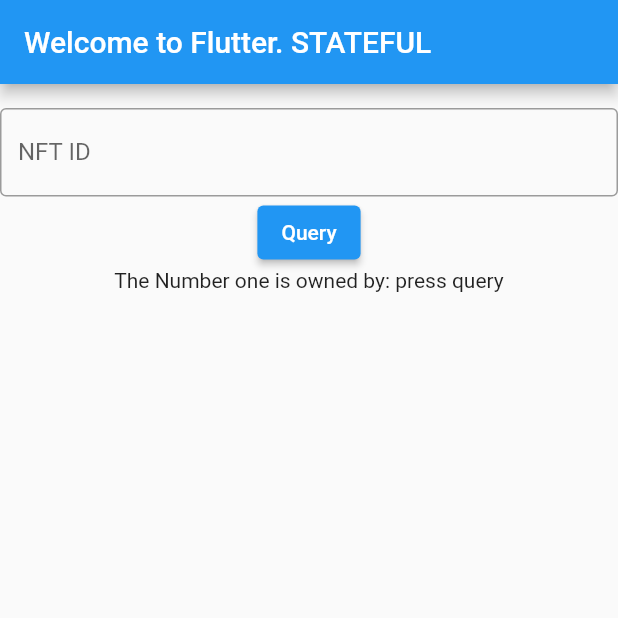
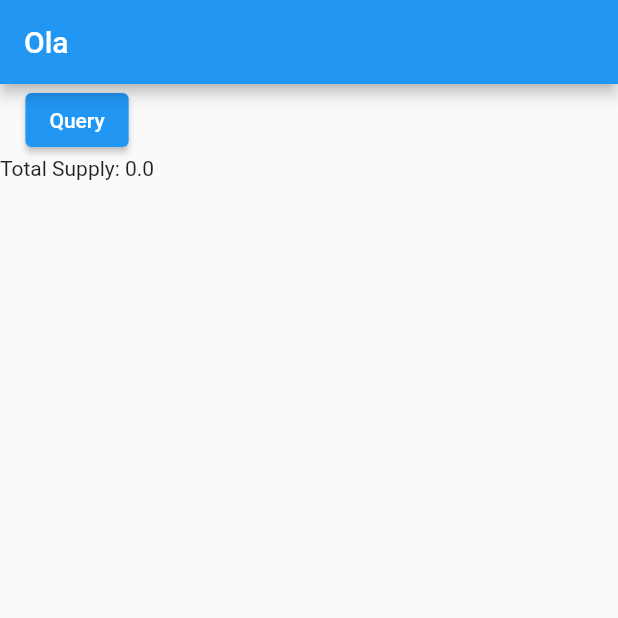
Before and after one commit to Flo3719/NFT-media-access, a Flutter app: the screen it shows after launch, after a tap on "Query", on a phone screen of 412 x 824 dp, the top half of it. Run offline on Flutter 3.47's test engine with Material 2 defaults, Android fonts, the phone set to English and light mode, and no system bars; missing offline and left inert: dart:html, web3dart.

Commit message:
get and display totalSupply

```diff
--- a/lib/main.dart
+++ b/lib/main.dart
@@ -88,7 +88,7 @@ class _MyHomePageState extends State<MyHomePage> {
   late Client httpClient;
   late Web3Client ethClient;
 
-  String ownerOfNumberOne = "press query";
+  double totalSupply = 0;
 
   final myTextEditingController = TextEditingController();
 
@@ -103,43 +103,95 @@ class _MyHomePageState extends State<MyHomePage> {
   void initState() {
     super.initState();
     httpClient = new Client();
-    ethClient = new Web3Client("https://rinkeby.infura.io/v3/9aa3d95b3bc440fa88ea12eaa4456161", httpClient);
+    ethClient = new Web3Client(
+        "https://rinkeby.infura.io/v3/9aa3d95b3bc440fa88ea12eaa4456161",
+        httpClient);
   }
+
+  // @override
+  // Widget build(context) {
+  //   return FutureBuilder(
+  //       future: getTotalSupply(),
+  //       builder: (BuildContext context, AsyncSnapshot snapshot) {
+  //         if (snapshot.hasData) {
+  //           int totalSupply = snapshot.data;
+  //           print(totalSupply);
+  //           return Text("bla");
+  //           // return Text(snapshot.data!.toString());
+  //           // return ListView.builder(
+  //           //     itemCount: snapshot.data,
+  //           //     itemBuilder: (BuildContext context, int index) {
+  //           //       return ListTile(
+  //           //         title: Text("hi"),
+  //           //       );
+  //           //     });
+  //         } else {
+  //           return CircularProgressIndicator();
+  //         }
+  //       });
+  // }
 
   @override
   Widget build(BuildContext context) {
     return MaterialApp(
-      title: 'Welcome to Flutter. STATEFUL',
+      title: 'hi',
       home: Scaffold(
           appBar: AppBar(
-          title: const Text('Welcome to Flutter. STATEFUL'),
+            title: Text('Ola'),
           ),
-        body: Center(
-          child: Column(
-            children: [
-              const CurrentWalletOwner(),
-              TextField(
-                decoration: const InputDecoration(
-                  border: OutlineInputBorder(),
-                  labelText: 'NFT ID',
-                ),
-                controller: myTextEditingController,
-              ),
+          body: Column(children: [
             ElevatedButton(
                 onPressed: () async {
-                    var result = await getOwnershipData(int.parse(myTextEditingController.text));
+                  double result = await getTotalSupply();
                   setState(() {
-                      ownerOfNumberOne = result;
+                    totalSupply = result;
                   });
                 },
                 child: const Text('Query')),
-                  Text("The Number one is owned by: $ownerOfNumberOne")
-            ],
-          ),
-        ),
-      ),
+            Text("Total Supply: ${totalSupply.toString()}")
+          ])),
     );
   }
+
+  // @override
+  // Widget build2(BuildContext context) {
+  //   return MaterialApp(
+  //     title: 'Welcome to Flutter. STATEFUL',
+  //     home: Scaffold(
+  //       appBar: AppBar(
+  //         title: const Text('Welcome to Flutter. STATEFUL'),
+  //       ),
+  //       body: Center(
+  // child: Column(
+  //   children: [
+  //     const CurrentWalletOwner(),
+  //     TextField(
+  //       decoration: const InputDecoration(
+  //         border: OutlineInputBorder(),
+  //         labelText: 'NFT ID',
+  //       ),
+  //       controller: myTextEditingController,
+  //     ),
+  //     ElevatedButton(
+  //         onPressed: () async {
+  //           var result = await getOwnershipData(
+  //               int.parse(myTextEditingController.text));
+  //           setState(() {
+  //             ownerOfNumberOne = result;
+  //           });
+  //         },
+  //         child: const Text('Query')),
+  //     Text("The Number one is owned by: $ownerOfNumberOne"),
+  // child: ListView.builder(
+  //     itemCount: getTotalSupply(),
+  //     itemBuilder: (BuildContext context, int index) {
+  //       return ListTile(
+  //         title: Text("hi"),
+  //       );
+  //     })),
+  //     ),
+  //   );
+  // }
 
   // Pbbly. Don't need submit function for this app.
   // Future<String> submit(String functionName, List<dynamic> args) async {
@@ -170,6 +222,11 @@ class _MyHomePageState extends State<MyHomePage> {
     return data;
   }
 
+  Future<double> getTotalSupply() async {
+    print((await query("totalSupply", []))[0].toDouble());
+    return (await query("totalSupply", []))[0].toDouble();
+  }
+
   Future<String> getOwnershipData(int tokenId) async {
     var tokenIdUint = BigInt.from(tokenId);
 
@@ -178,6 +235,23 @@ class _MyHomePageState extends State<MyHomePage> {
     print("response: $response");
 
     return response.toString();
+  }
+
+  Future<List<int>> getOwnedNFTIds() async {
+    List<int> values = [];
+
+    double totalSupply = await getTotalSupply();
+
+    for (int i = 0; i < totalSupply; i++) {
+      String owner = await getOwnershipData(i);
+      String walletOwner = await getWalletOwner();
+
+      if (owner == walletOwner) {
+        values.add(i);
+      }
+    }
+
+    return values;
   }
 }
 
```
Lines whose indentation alone changed are shown as unchanged.
